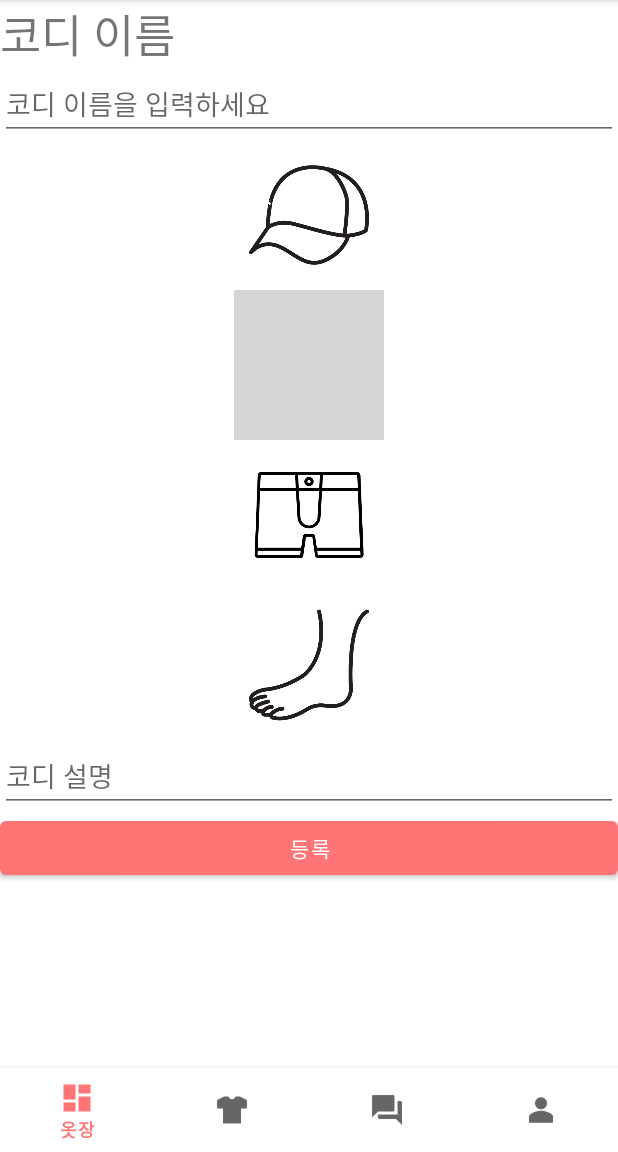
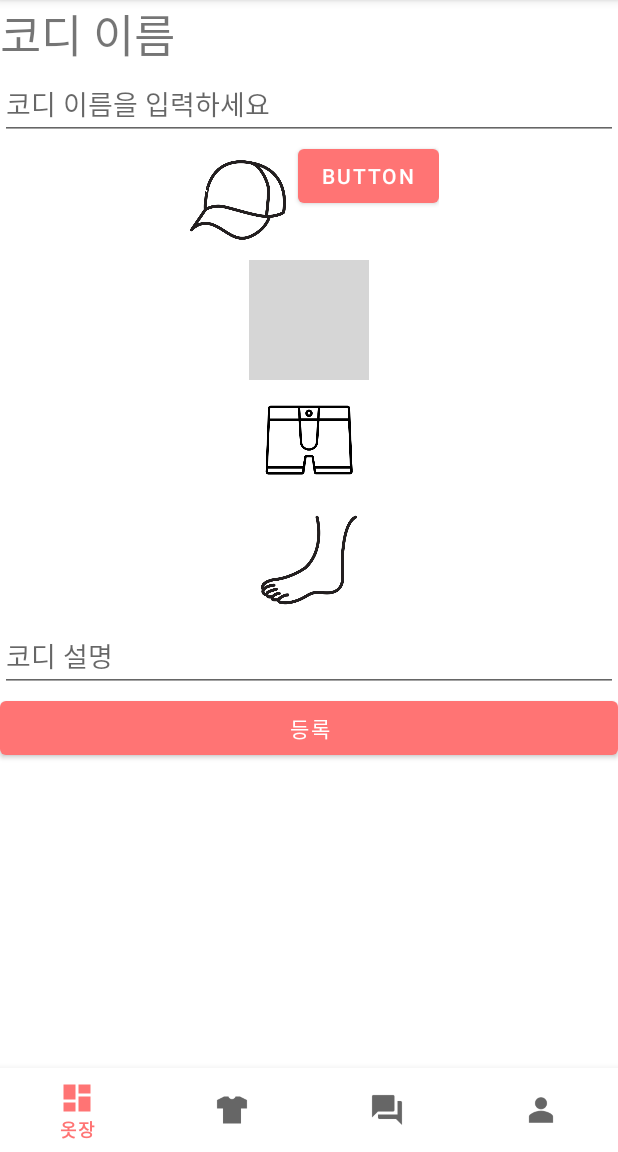
Before and after one commit to jieun1014/mycloset, an Android app: the fragment CodyWriteFragment placed in its activity, on a phone screen of 412 x 824 dp, the part 84-1236 px from its top. Run offline under Robolectric (Android 15) with nearby library versions, the phone set to English and light mode, and no system bars; our stand-ins replace Firebase (no records; nobody signed in at launch, a user with empty details on screens opened directly); grey boxes are pictures that could not be loaded.

Commit message:
코디 사진 업로드

```diff
--- a/app/src/main/res/layout/fragment_cody_write.xml
+++ b/app/src/main/res/layout/fragment_cody_write.xml
@@ -12,26 +12,35 @@
         android:gravity="center_horizontal">
 
         <TextView
-            android:id="@+id/text"
+            android:id="@+id/Text"
             android:layout_width="match_parent"
             android:layout_height="wrap_content"
             android:text="코디 이름"
             android:textSize="30sp" />
 
         <EditText
+            android:id="@+id/NameEditText"
             android:layout_width="match_parent"
             android:layout_height="wrap_content"
             android:hint="코디 이름을 입력하세요" />
 
         <LinearLayout
             android:layout_width="wrap_content"
-            android:layout_height="wrap_content">
+            android:layout_height="wrap_content"
+            android:orientation="horizontal">
 
             <ImageView
                 android:id="@+id/imageHat"
-                android:layout_width="100dp"
-                android:layout_height="100dp"
-                android:src="@drawable/codycap"/>
+                android:layout_width="80dp"
+                android:layout_height="80dp"
+                android:src="@drawable/codycap" />
+
+            <Button
+                android:id="@+id/buttonHat"
+                android:layout_width="wrap_content"
+                android:layout_height="wrap_content"
+                android:layout_weight="1"
+                android:text="Button" />
 
         </LinearLayout>
 
@@ -41,8 +50,8 @@
 
             <ImageView
                 android:id="@+id/imageTop"
-                android:layout_width="100dp"
-                android:layout_height="100dp"
+                android:layout_width="80dp"
+                android:layout_height="80dp"
                 android:src="@drawable/codytop"/>
 
         </LinearLayout>
@@ -53,8 +62,8 @@
 
             <ImageView
                 android:id="@+id/imageBot"
-                android:layout_width="100dp"
-                android:layout_height="100dp"
+                android:layout_width="80dp"
+                android:layout_height="80dp"
                 android:src="@drawable/codybot"/>
 
         </LinearLayout>
@@ -65,18 +74,20 @@
 
             <ImageView
                 android:id="@+id/imageShoe"
-                android:layout_width="100dp"
-                android:layout_height="100dp"
+                android:layout_width="80dp"
+                android:layout_height="80dp"
                 android:src="@drawable/codyshoe"/>
 
 
         </LinearLayout>
         <EditText
+            android:id="@+id/CodyEditText"
             android:layout_width="match_parent"
             android:layout_height="wrap_content"
             android:hint="코디 설명" />
 
         <Button
+            android:id="@+id/submitBtn"
             android:layout_width="match_parent"
             android:layout_height="wrap_content"
             android:text="등록" />
```
Also changed, not shown: app/src/main/java/com/example/myapplication/CodyFragments/CodyWriteFragment.java (+108 -84 lines).
